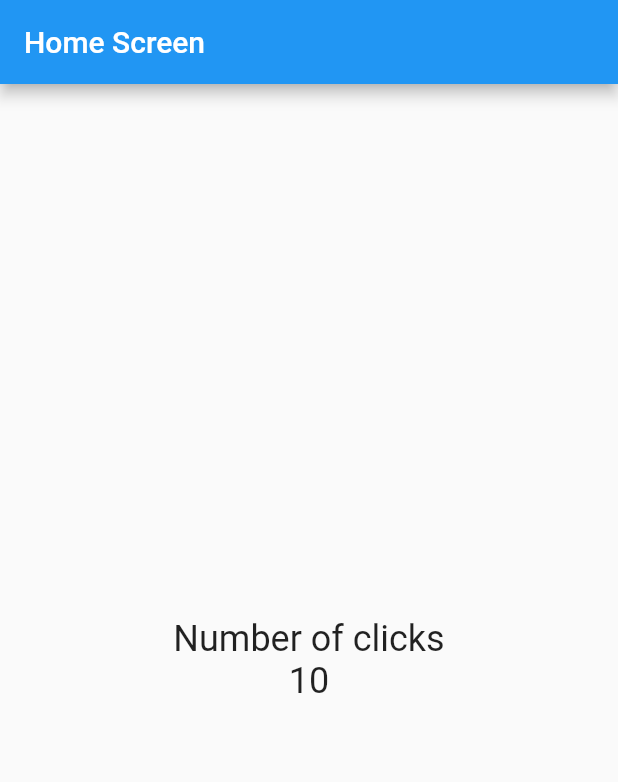
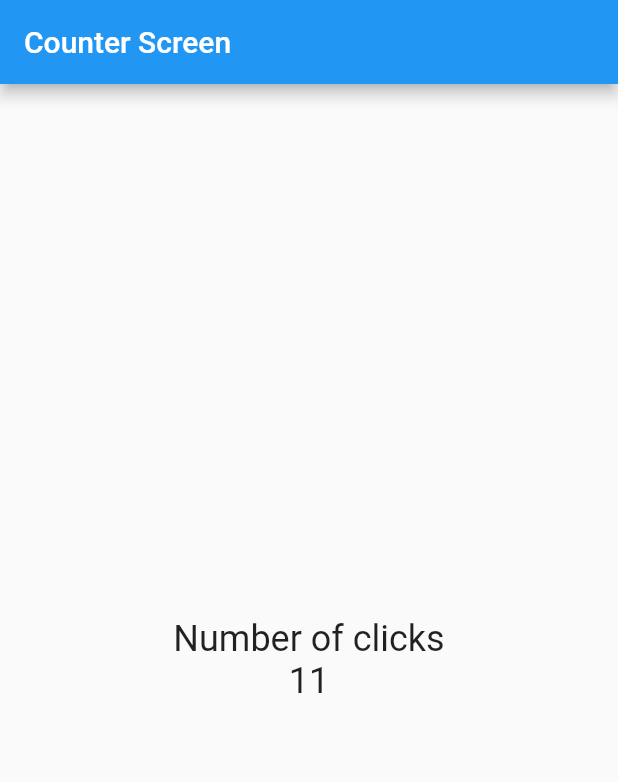
Before and after one commit to dennis-adrian/flutter-counter-app, a Flutter app: the screen it shows after launch, after a tap on the "add" icon, on a phone screen of 412 x 824 dp. Shown: the top 782 px of the screen. Run offline on Flutter 3.47's test engine with Material 2 defaults, Android fonts, the phone set to English and light mode, and no system bars.

Commit message:
Convert home screen to stateful widget and change counter state

```diff
--- a/lib/main.dart
+++ b/lib/main.dart
@@ -1,6 +1,7 @@
 import 'package:flutter/material.dart';
 
-import 'package:counter_app/screens/home_screen.dart';
+import 'package:counter_app/screens/counter_screen.dart';
+// import 'package:counter_app/screens/home_screen.dart';
 
 void main() {
   runApp(const MyApp());
@@ -14,6 +15,6 @@ class MyApp extends StatelessWidget {
     // cuando nuestro widget y ninguno de sus valores cambia en la app
     // se recomienda hacerlo constante
     return const MaterialApp(
-        debugShowCheckedModeBanner: false, home: HomeScreen());
+        debugShowCheckedModeBanner: false, home: CounterScreen());
   }
 }
--- /dev/null
+++ b/lib/screens/counter_screen.dart
@@ -0,0 +1,40 @@
+import 'package:flutter/material.dart';
+
+class CounterScreen extends StatefulWidget {
+  const CounterScreen({super.key});
+
+  @override
+  State<CounterScreen> createState() => _CounterScreenState();
+}
+
+class _CounterScreenState extends State<CounterScreen> {
+  int counter = 10;
+  @override
+  Widget build(BuildContext context) {
+    const fontSize24 = TextStyle(fontSize: 24);
+    return Scaffold(
+      appBar: AppBar(title: const Text('Counter Screen')),
+      body: Center(
+        child: Column(mainAxisAlignment: MainAxisAlignment.center, children: [
+          const Text(
+            'Number of clicks',
+            style: fontSize24,
+          ),
+          Text(
+            '$counter',
+            style: fontSize24,
+          )
+        ]),
+      ),
+      floatingActionButton: FloatingActionButton(
+          child: const Icon(Icons.add),
+          onPressed: () {
+            counter++;
+            // primero cambiamos el valor de la property counter
+            // y setState notifica a Flutter que hubo un cambio interno
+            // para que redibuje el widget
+            setState(() {});
+          }),
+    );
+  }
+}
```
